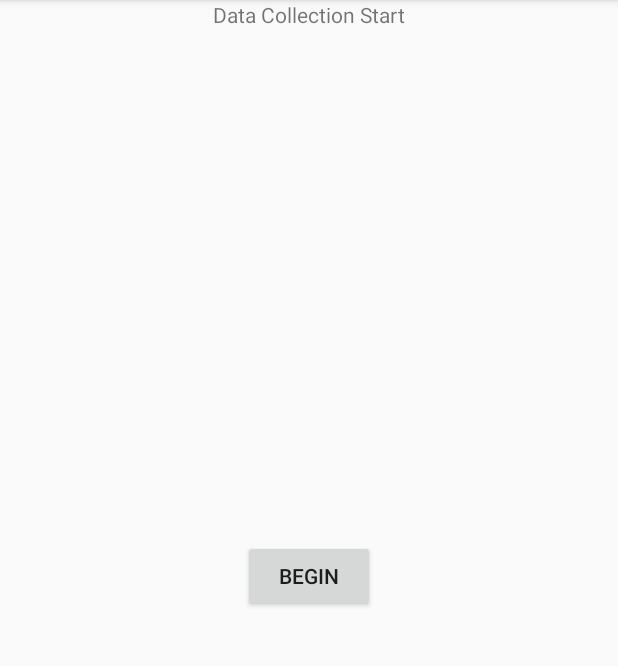
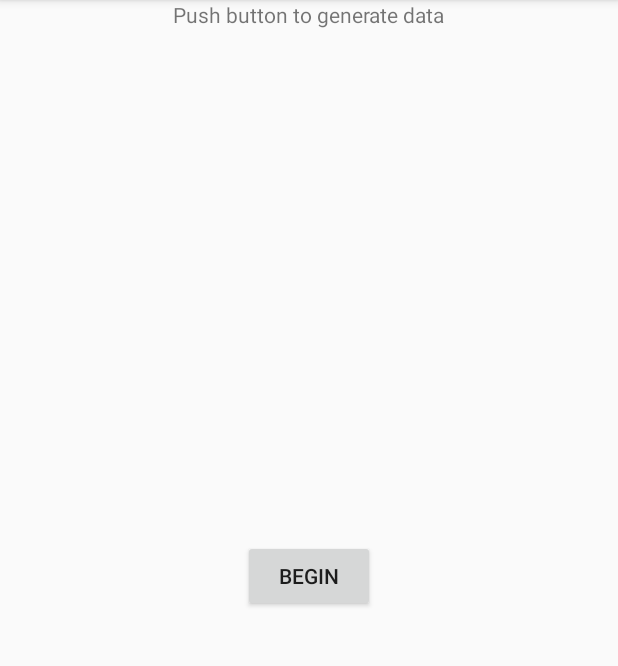
Before and after one commit to AmilaDias/SD_DataHandlerv01, an Android app: the screen it shows after launch (MainActivity), on a phone screen of 412 x 824 dp, the part 84-750 px from its top. Run offline under Robolectric (Android 15) with nearby library versions, the phone set to English and light mode, and no system bars; our stand-ins replace Firebase (no records; nobody signed in at launch, a user with empty details on screens opened directly); libraries missing offline, so code that uses them is left out: com.secneo.sdk, dji.common.battery, dji.common.error, dji.common.flightcontroller, dji.sdk.base and 2 more; 3 statements that could not run were skipped.

Commit message:
Dummy data time change

```diff
--- a/app/src/main/java/sd2018/sd_datahandlerv01/MainActivity.java
+++ b/app/src/main/java/sd2018/sd_datahandlerv01/MainActivity.java
@@ -115,12 +115,11 @@ public class MainActivity extends AppCompatActivity {
                     setDUMMYDATA();
                     syncToFirebase();
                     try {
-                        TimeUnit.MILLISECONDS.sleep(1000);
+                        TimeUnit.MILLISECONDS.sleep(500);
                     } catch (InterruptedException e) {
                         e.printStackTrace();
                     }
                 }
-
             }
         });
         //////////////////////////////////////////////
--- a/app/src/main/res/layout/activity_main.xml
+++ b/app/src/main/res/layout/activity_main.xml
@@ -21,7 +21,7 @@
         android:id="@+id/textView"
         android:layout_width="wrap_content"
         android:layout_height="0dp"
-        android:text="Data Collection Start"
+        android:text="Push button to generate data"
         app:layout_constraintBottom_toBottomOf="parent"
         app:layout_constraintEnd_toEndOf="parent"
         app:layout_constraintHorizontal_bias="0.5"
```
